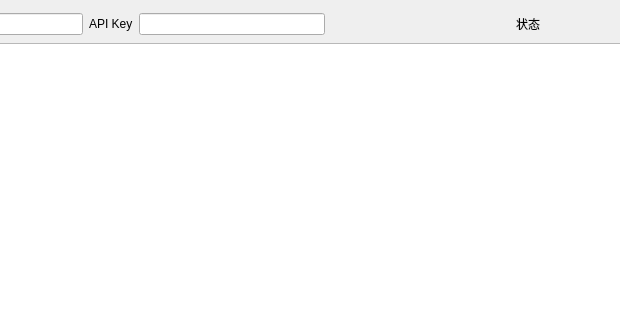
penglecn/ChiaTools, file ui/HPoolMineWidget.ui: the form before one commit; both pictures show x 167 to 787 and y 0 to 320 of the 989 by 522 pixel window.
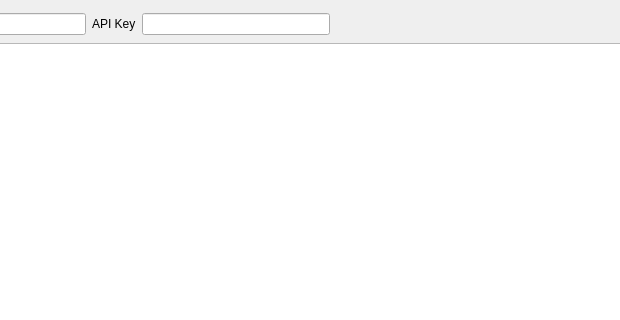
The form after the commit.

Diff of the .ui file:
```diff
--- a/ui/HPoolMineWidget.ui
+++ b/ui/HPoolMineWidget.ui
@@ -52,7 +52,7 @@
      <item>
       <widget class="QLabel" name="labelStatus">
        <property name="text">
-        <string>状态</string>
+        <string>    </string>
        </property>
       </widget>
      </item>
```
